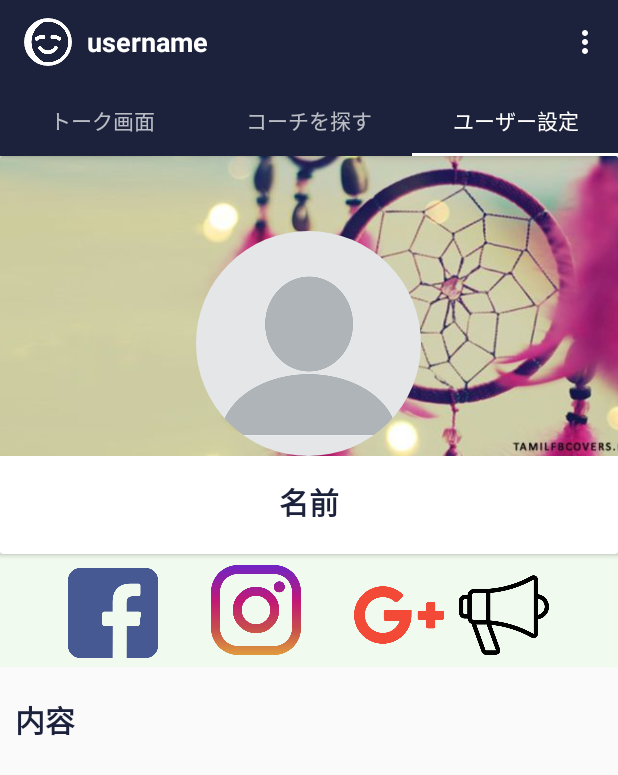
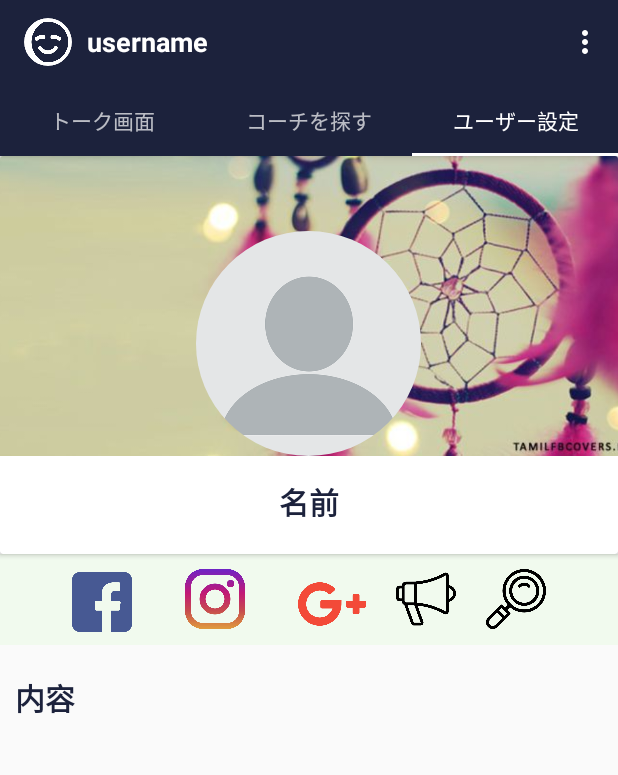
Before and after one commit to matsuokanao/MessengerApp, an Android app: the screen it shows after launch once a user with an empty profile is signed in (MainActivity), tab 3 chosen, on a phone screen of 412 x 824 dp. Shown: the top 775 px of the screen. Run offline under Robolectric (Android 15) with nearby library versions, the phone set to English and light mode, and no system bars; our stand-ins replace CircleImageView, Firebase (no records; nobody signed in at launch, a user with empty details on screens opened directly), Picasso; pictures from the network do not load; 1 statement that could not run was skipped.

Commit message:
バグ修正

```diff
--- a/app/src/main/java/com/example/messengerapp/Fragments/SearchFragment.kt
+++ b/app/src/main/java/com/example/messengerapp/Fragments/SearchFragment.kt
@@ -50,7 +50,7 @@ class SearchFragment : Fragment() {
         searchEditText = view.findViewById(R.id.searchUsersET)
 
         mUsers = ArrayList()
-        retrieveAllUsers()
+
 
         searchEditText!!.addTextChangedListener(object : TextWatcher{
 
@@ -61,6 +61,7 @@ class SearchFragment : Fragment() {
             override fun onTextChanged(cs: CharSequence?, start: Int, befor: Int, count: Int) {
 
                 searchForUsers(cs.toString().toLowerCase())
+
             }
 
             override fun afterTextChanged(s: Editable?) {
@@ -71,37 +72,37 @@ class SearchFragment : Fragment() {
         return view
     }
 
-    private fun retrieveAllUsers() {
-
-        var firebaseUserID = FirebaseAuth.getInstance().currentUser!!.uid
-        val refUsers = FirebaseDatabase.getInstance().reference.child("Users")
-
-        refUsers.addValueEventListener(object : ValueEventListener{
-
-            //変更の読み取りとリッスン
-            override fun onDataChange(p0: DataSnapshot) {
-
-                    if (searchEditText!!.text.toString() == "" ) {
-
-                        for (snapshot in p0.children) {
-
-                            val user: Users? = snapshot.getValue(Users::class.java)
-
-                            if (!(user!!.getUID()).equals(firebaseUserID)) {
-                                if (user!!.getLeader().equals("はい")) {
-                                    (mUsers as ArrayList<Users>).add(user)
-                                }
-                            }
-                        }
-                        userAdapter = UserAdapter(context!!, mUsers!!, false)
-                        recyclerView!!.adapter = userAdapter
-                             }
-                       }
-
-                override fun onCancelled(error: DatabaseError) {
-            }
-        })
-    }
+//    ユーザー　全件取得処理
+//    private fun retrieveAllUsers() {
+//
+//        var firebaseUserID = FirebaseAuth.getInstance().currentUser!!.uid
+//        val refUsers = FirebaseDatabase.getInstance().reference.child("Users")
+//
+//        refUsers.addValueEventListener(object : ValueEventListener{
+//
+//            //変更の読み取りとリッスン
+//            override fun onDataChange(p0: DataSnapshot) {
+//
+//                    if (searchEditText!!.text.toString() == "" ) {
+//
+//                        for (snapshot in p0.children) {
+//
+//                            val user: Users? = snapshot.getValue(Users::class.java)
+//
+//                            if (!(user!!.getUID()).equals(firebaseUserID)) {
+//                                    (mUsers as ArrayList<Users>).add(user)
+//
+//                            }
+//                        }
+//                        userAdapter = UserAdapter(context!!, mUsers!!, false)
+//                        recyclerView!!.adapter = userAdapter
+//                             }
+//                       }
+//
+//                override fun onCancelled(error: DatabaseError) {
+//            }
+//        })
+//    }
 
 
     private fun searchForUsers(str: String){
@@ -122,16 +123,16 @@ class SearchFragment : Fragment() {
                     for (snapshot in p0.children) {
                         val user: Users? = snapshot.getValue(Users::class.java)
 
-                        if (!(user!!.getUID()).equals(firebaseUserID)) {
-                            if (user!!.getLeader().equals("はい")) {
+                        if (!(user!!.getUID()).equals(firebaseUserID) &&
+                            user!!.getLeader().equals("はい")) {
 
                                 (mUsers as ArrayList<Users>).add(user)
 
-                                }
                              }
                         }
 
                     userAdapter = UserAdapter(context!!, mUsers!!, false)
+                recyclerView!!.adapter = userAdapter
             }
 
             override fun onCancelled(error: DatabaseError) {
--- a/app/src/main/res/layout/activity_login.xml
+++ b/app/src/main/res/layout/activity_login.xml
@@ -36,7 +36,7 @@
             android:layout_width="match_parent"
             android:layout_height="wrap_content"
             android:inputType="text"
-            android:hint="email"
+            android:hint="メールアドレス"
             android:layout_marginTop="10dp"
             android:textColor="@android:color/white"
             android:textColorHint="@android:color/white"
@@ -48,7 +48,7 @@
             android:layout_width="match_parent"
             android:layout_height="wrap_content"
             android:inputType="textPassword"
-            android:hint="password"
+            android:hint="パスワード"
             android:layout_marginTop="10dp"
             android:textColor="@android:color/white"
             android:textColorHint="@android:color/white"
--- a/app/src/main/res/layout/activity_register.xml
+++ b/app/src/main/res/layout/activity_register.xml
@@ -36,7 +36,7 @@
             android:layout_width="match_parent"
             android:layout_height="wrap_content"
             android:inputType="text"
-            android:hint="username"
+            android:hint="名前"
             android:textColor="@android:color/white"
             android:textColorHint="@android:color/white"
             >
@@ -47,7 +47,7 @@
             android:layout_width="match_parent"
             android:layout_height="wrap_content"
             android:inputType="text"
-            android:hint="email"
+            android:hint="メールアドレス"
             android:layout_marginTop="10dp"
             android:textColor="@android:color/white"
             android:textColorHint="@android:color/white"
@@ -59,7 +59,7 @@
             android:layout_width="match_parent"
             android:layout_height="wrap_content"
             android:inputType="textPassword"
-            android:hint="password"
+            android:hint="パスワード"
             android:layout_marginTop="10dp"
             android:textColor="@android:color/white"
             android:textColorHint="@android:color/white"
--- a/app/src/main/res/layout/fragment_search.xml
+++ b/app/src/main/res/layout/fragment_search.xml
@@ -10,7 +10,7 @@
         android:layout_width="match_parent"
         android:layout_height="wrap_content"
         android:layout_margin="6dp"
-        android:hint="ユーザーを探しましょう"
+        android:hint="種目を入力して下さい。"
         >
     </EditText>
 
--- a/app/src/main/res/layout/fragment_settings.xml
+++ b/app/src/main/res/layout/fragment_settings.xml
@@ -70,8 +70,8 @@
 
         <ImageView
             android:id="@+id/set_facebook"
-            android:layout_width="60dp"
-            android:layout_height="60dp"
+            android:layout_width="40dp"
+            android:layout_height="40dp"
             android:src="@drawable/facebook"
             android:scaleType="centerCrop"
             android:layout_marginTop="2dp"
@@ -82,8 +82,8 @@
 
         <ImageView
             android:id="@+id/set_instagram"
-            android:layout_width="60dp"
-            android:layout_height="60dp"
+            android:layout_width="40dp"
+            android:layout_height="40dp"
             android:src="@drawable/instagram"
             android:scaleType="centerCrop"
             android:layout_marginRight="35dp"
@@ -93,8 +93,8 @@
 
         <ImageView
             android:id="@+id/set_website"
-            android:layout_width="60dp"
-            android:layout_height="60dp"
+            android:layout_width="45dp"
+            android:layout_height="45dp"
             android:src="@drawable/web"
             android:scaleType="centerCrop"
             android:layout_gravity="center"
@@ -105,13 +105,23 @@
 
         <ImageView
             android:id="@+id/set_leader"
-            android:layout_width="60dp"
-            android:layout_height="60dp"
+            android:layout_width="40dp"
+            android:layout_height="40dp"
             android:src="@drawable/leader"
             android:scaleType="centerCrop"
             android:layout_gravity="center"
-            android:layout_marginTop="3dp"
-            android:layout_marginLeft="10dp"
+            android:layout_marginLeft="20dp"
+            >
+        </ImageView>
+
+        <ImageView
+            android:id="@+id/set_search"
+            android:layout_width="40dp"
+            android:layout_height="40dp"
+            android:src="@drawable/loupe"
+            android:scaleType="centerCrop"
+            android:layout_gravity="center"
+            android:layout_marginLeft="20dp"
             >
         </ImageView>
 
```
Also changed, not shown: app/src/main/java/com/example/messengerapp/Fragments/SettingsFragment.kt (+20 -3 lines), app/src/main/res/layout/activity_welcome.xml (+14 -1 lines), app/src/main/res/drawable/loupe.png (added).
